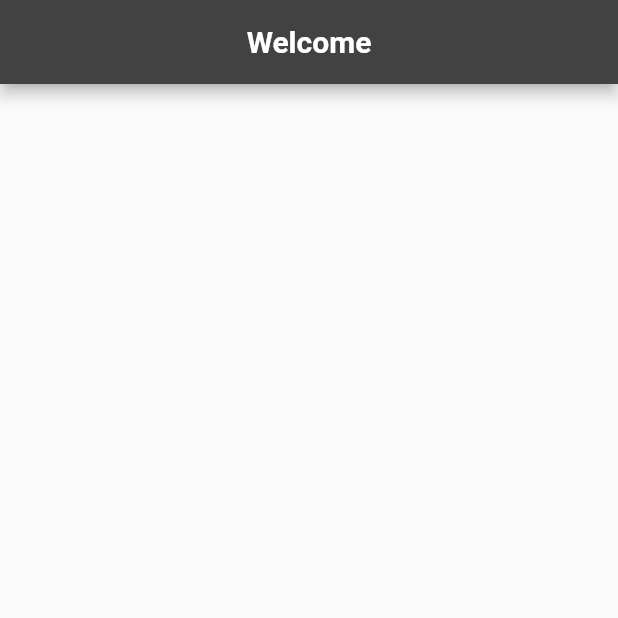
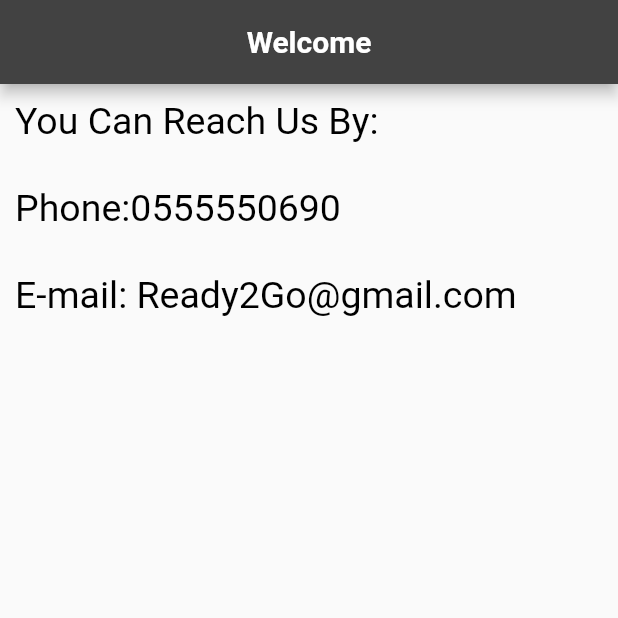
Before and after one commit to Ymedrassi/SE-534-Project, a Flutter app: the MyHomePage screen opened directly, item 2 of the bottom bar chosen, in the side drawer, after a tap on "Contact Us", on a phone screen of 412 x 824 dp, the top half of it. Run offline on Flutter 3.47's test engine with Material 2 defaults, Android fonts, the phone set to English and light mode, and no system bars; missing offline and left inert: se_534_project; network calls fail; Roboto replaces fonts that are missing (Foant1, Font3); statements that could not run were skipped.

Commit message:
Contact us page done Trying to fix Icons issue but not work Trying to change font family not work Still working with SQl

```diff
--- a/lib/contact_usPage.dart
+++ b/lib/contact_usPage.dart
@@ -33,7 +33,16 @@ class _contactUsState extends State<contactUs> {
 
     ),
       body:
-      Text(""),
+      Padding(
+        padding: const EdgeInsets.all(10.0),
+        child: Container(
+          alignment: Alignment.topLeft,
+          child: const Text(
+            "You Can Reach Us By: \n\nPhone:0555550690 \n\nE-mail: Ready2Go@gmail.com",
+            style: TextStyle(fontSize: 25,  color: Colors.black, fontFamily: 'Font3'),
+          ),
+        ),
+      ),
 
 
       drawer: Drawer(
@@ -51,7 +60,12 @@ class _contactUsState extends State<contactUs> {
               ),
             ),
             ListTile(
-              title:Text("Home"),
+              title:Text("Home",
+                style: TextStyle(
+                  fontSize:20,
+                  letterSpacing: 1,
+
+                ),),
 
               onTap: (){
                 final route=MaterialPageRoute(builder: (context)=>MyHomePage());
--- a/lib/tabs_screen.dart
+++ b/lib/tabs_screen.dart
@@ -18,11 +18,9 @@ class _MyHomePageState extends State<MyHomePage> {
   Widget build(BuildContext context) {
     final List<NewEntry> ent;
     return Scaffold(
-
         appBar: AppBar(
          automaticallyImplyLeading: false,
          title: Text("Welcome"),
-          centerTitle: true,
           titleTextStyle:
           TextStyle(
               fontSize: 20,
@@ -30,30 +28,36 @@ class _MyHomePageState extends State<MyHomePage> {
               color: Colors.white,
               fontWeight: FontWeight.bold),
          backgroundColor: Colors.grey[800],
-
-
        ),
       drawer: Drawer(
         child: ListView(
           padding: EdgeInsets.zero,
           children: [
             DrawerHeader(
-                child: Text("Ready 2 Go"),
+              child: Text("Ready 2 Go",
+                style: TextStyle(
+                  fontSize:20,
+                  fontWeight: FontWeight.bold,
+                  letterSpacing: 1,
+
+                ),),
             ),
             ListTile(
-                title:Text("Contact Us"),
+              title:Text("Contact Us",
+                style: TextStyle(
+                  fontSize:20,
+                  letterSpacing: 1,
+
+                ),),
 
               onTap: (){
                 final route=MaterialPageRoute(builder: (context)=>contactUs());
                 Navigator.push(context, route);
               },
             ),
-
-
           ],
         ),
       ),
-
         body: getBody(),
         bottomNavigationBar: _buildBottomBar()
     );
@@ -144,4 +148,3 @@ class _MyHomePageState extends State<MyHomePage> {
     );
   }
 }
-//ssss
```
Lines whose indentation alone changed are shown as unchanged.
